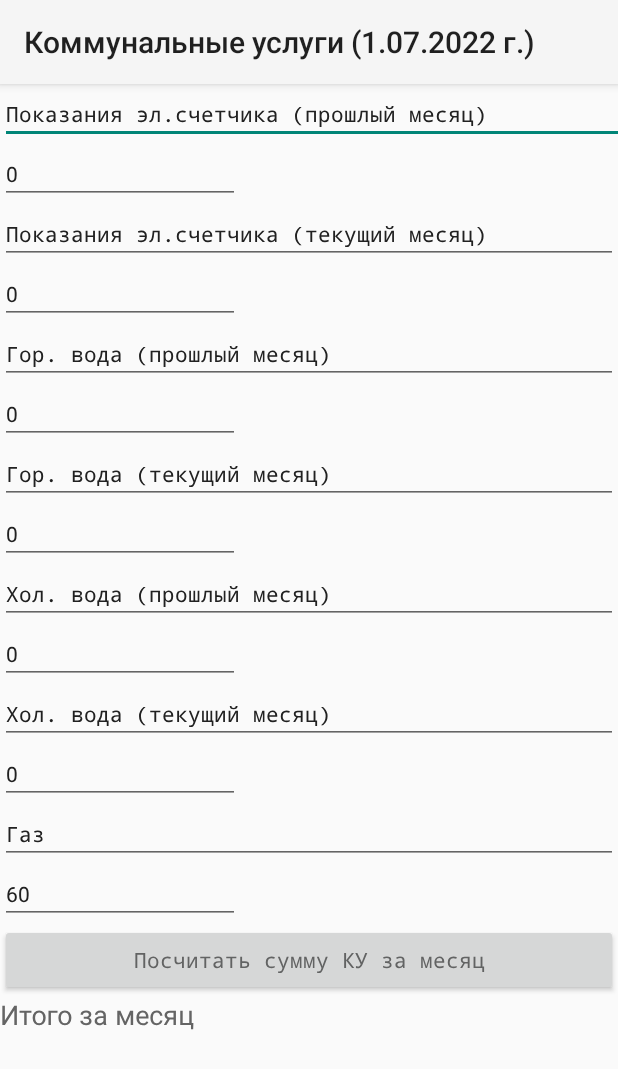
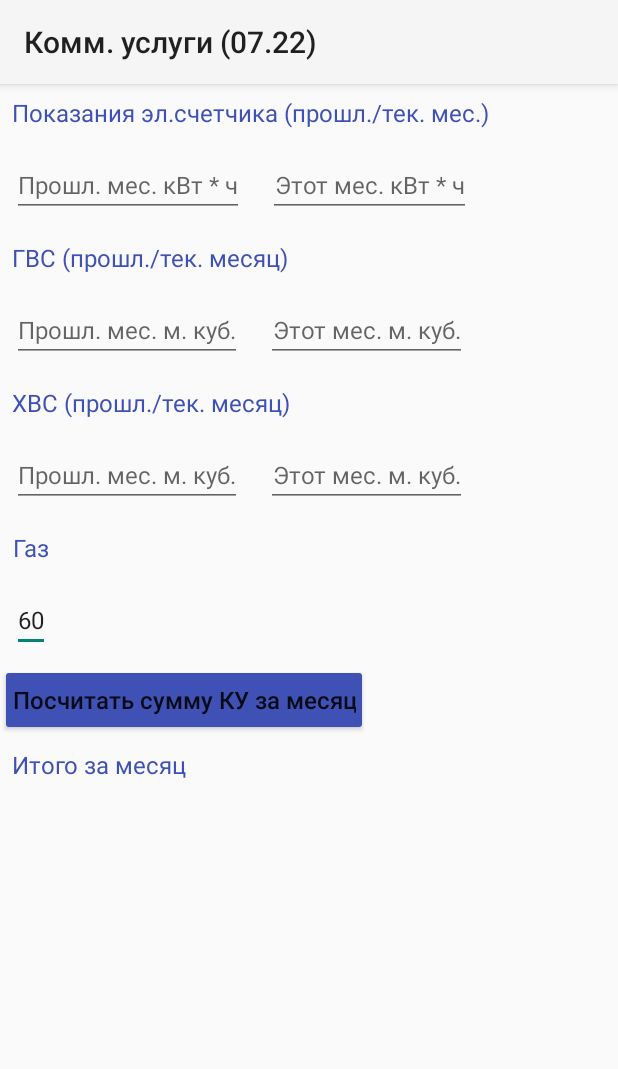
Before and after one commit to alexpurs1980/UtilityBillsApp, an Android app: the screen it shows after launch (MainActivity), on a phone screen of 412 x 824 dp. Shown: the top 1069 px of the screen. Run offline under Robolectric (Android 15) with nearby library versions, the phone set to English and light mode, and no system bars.

Commit message:
Изменение тарифов по состоянию на 1.07.2022 г. Добавлена иконка приложения Переделано все на нормальные слои и вьюшки

```diff
--- a/app/src/main/AndroidManifest.xml
+++ b/app/src/main/AndroidManifest.xml
@@ -8,7 +8,7 @@
         android:dataExtractionRules="@xml/data_extraction_rules"
         android:fullBackupContent="@xml/backup_rules"
         android:icon="@mipmap/ic_launcher"
-        android:label="Коммунальные услуги (1.07.2022 г.)"
+        android:label="Комм. услуги (07.22)"
         android:roundIcon="@mipmap/ic_launcher_round"
         android:supportsRtl="true"
         android:theme="@style/Theme.MyFirstProject"
--- /dev/null
+++ b/app/src/main/res/layout-v31/activity_main.xml
@@ -0,0 +1,158 @@
+<?xml version="1.0" encoding="utf-8"?>
+
+<ScrollView
+    android:layout_width="wrap_content"
+    android:layout_height="wrap_content"
+    xmlns:app="http://schemas.android.com/apk/res-auto"
+    xmlns:tools="http://schemas.android.com/tools"
+    xmlns:android="http://schemas.android.com/apk/res/android">
+    <LinearLayout
+        android:layout_width="wrap_content"
+        android:layout_height="wrap_content"
+        android:orientation="vertical">
+
+        <TextView
+            android:layout_width="wrap_content"
+            android:layout_height="wrap_content"
+            android:text="Показания эл.счетчика (прошл./тек. мес.)"
+            android:gravity="center"
+            android:textSize="16sp"
+            android:textColor="@color/main_color"
+            android:layout_margin="8dp"/>
+        <LinearLayout
+            android:layout_width="wrap_content"
+            android:layout_height="wrap_content"
+            android:orientation="horizontal">
+        <EditText
+            android:id="@+id/electricyLastEditText"
+            android:layout_width="wrap_content"
+            android:layout_height="wrap_content"
+            android:hint="Прошл. мес. кВт * ч"
+            android:inputType="number"
+            android:gravity="center"
+            android:textSize="16sp"
+            android:layout_margin="8dp"/>
+
+        <EditText
+            android:id="@+id/electricyNowEditText"
+            android:layout_width="wrap_content"
+            android:layout_height="wrap_content"
+            android:hint="Этот мес. кВт * ч"
+            android:inputType="number"
+            android:gravity="center"
+            android:textSize="16sp"
+            android:layout_margin="8dp"/>
+        </LinearLayout>
+
+        <TextView
+            android:layout_width="wrap_content"
+            android:layout_height="wrap_content"
+            android:text="ГВС (прошл./тек. месяц)"
+            android:gravity="center"
+            android:textSize="16sp"
+            android:textColor="@color/main_color"
+            android:layout_margin="8dp"/>
+    <LinearLayout
+        android:layout_width="wrap_content"
+        android:layout_height="wrap_content"
+        android:orientation="horizontal">
+
+        <EditText
+            android:id="@+id/hotWaterLastEditText"
+            android:layout_width="wrap_content"
+            android:layout_height="wrap_content"
+            android:hint="Прошл. мес. м. куб."
+            android:inputType="number"
+            android:gravity="center"
+            android:textSize="16sp"
+            android:layout_margin="8dp"/>
+
+        <EditText
+            android:id="@+id/hotWaterNowEditText"
+            android:layout_width="wrap_content"
+            android:layout_height="wrap_content"
+            android:hint="Этот мес. м. куб."
+            android:inputType="number"
+            android:gravity="center"
+            android:textSize="16sp"
+            android:layout_margin="8dp"/>
+    </LinearLayout>
+
+    <TextView
+        android:layout_width="wrap_content"
+        android:layout_height="wrap_content"
+        android:text="ХВС (прошл./тек. месяц)"
+        android:gravity="center"
+        android:textSize="16sp"
+        android:textColor="@color/main_color"
+        android:layout_margin="8dp"/>
+    <LinearLayout
+        android:layout_width="wrap_content"
+        android:layout_height="wrap_content"
+        android:orientation="horizontal">
+
+        <EditText
+            android:id="@+id/coldWaterLastEditText"
+            android:layout_width="wrap_content"
+            android:layout_height="wrap_content"
+            android:hint="Прошл. мес. м. куб."
+            android:inputType="number"
+            android:gravity="center"
+            android:textSize="16sp"
+            android:layout_margin="8dp"/>
+
+        <EditText
+            android:id="@+id/coldWaterNowEditText"
+            android:layout_width="wrap_content"
+            android:layout_height="wrap_content"
+            android:hint="Этот мес. м. куб."
+            android:inputType="number"
+            android:gravity="center"
+            android:textSize="16sp"
+            android:layout_margin="8dp"/>
+    </LinearLayout>
+
+
+
+    <TextView
+        android:layout_width="wrap_content"
+        android:layout_height="wrap_content"
+        android:text="Газ"
+        android:gravity="center"
+        android:textSize="16sp"
+        android:textColor="@color/main_color"
+        android:layout_margin="8dp"/>
+
+    <EditText
+        android:id="@+id/gasEditText"
+        android:layout_width="wrap_content"
+        android:layout_height="wrap_content"
+        android:text="60"
+        android:gravity="center"
+        android:textSize="16sp"
+        android:layout_margin="8dp"
+        android:textAppearance="@style/TextAppearance.AppCompat.Small" />
+
+    <Button
+        android:id="@+id/calcSumButton"
+        android:layout_width="wrap_content"
+        android:layout_height="wrap_content"
+        android:text="Посчитать сумму КУ за месяц"
+        android:gravity="center"
+        android:textSize="16sp"
+        android:padding="8dp"
+        android:backgroundTint="@color/main_color"
+        android:textAllCaps="false"/>
+
+    <TextView
+        android:id="@+id/resultTextView"
+        android:layout_width="wrap_content"
+        android:layout_height="wrap_content"
+        android:text="Итого за месяц"
+        android:textSize="16sp"
+        android:textColor="@color/main_color"
+        android:layout_margin="8dp"/>
+
+</LinearLayout>
+
+</ScrollView>
--- a/app/src/main/res/layout/activity_main.xml
+++ b/app/src/main/res/layout/activity_main.xml
@@ -1,67 +1,56 @@
 <?xml version="1.0" encoding="utf-8"?>
-<LinearLayout xmlns:android="http://schemas.android.com/apk/res/android"
+
+<ScrollView
+    android:layout_width="wrap_content"
+    android:layout_height="wrap_content"
     xmlns:app="http://schemas.android.com/apk/res-auto"
     xmlns:tools="http://schemas.android.com/tools"
+    xmlns:android="http://schemas.android.com/apk/res/android">
+    <LinearLayout
         android:layout_width="wrap_content"
-    android:layout_height="match_parent"
-    android:baselineAligned="false"
-    android:orientation="vertical"
-    android:rotation="-360"
-    android:rotationX="-360"
-    android:rotationY="-360"
-    tools:context=".MainActivity">
+        android:layout_height="wrap_content"
+        android:orientation="vertical">
 
-    <EditText
-        android:id="@+id/editTextTextPersonName"
-        style="@android:style/Widget.AutoCompleteTextView"
-        android:layout_width="418dp"
+        <TextView
+            android:layout_width="wrap_content"
             android:layout_height="wrap_content"
-        android:ellipsize="middle"
-        android:ems="10"
-        android:fontFamily="monospace"
-        android:inputType="textPersonName"
-        android:text="Показания эл.счетчика (прошлый месяц)"
-        android:textAppearance="@style/TextAppearance.AppCompat.Small" />
-
+            android:text="Показания эл.счетчика (прошл./тек. мес.)"
+            android:gravity="center"
+            android:textSize="16sp"
+            android:textColor="@android:color/system_accent1_600"
+            android:layout_margin="8dp"/>
+        <LinearLayout
+            android:layout_width="wrap_content"
+            android:layout_height="wrap_content"
+            android:orientation="horizontal">
         <EditText
             android:id="@+id/electricyLastEditText"
             android:layout_width="wrap_content"
             android:layout_height="wrap_content"
-        android:ems="10"
-        android:hint="кВт * ч"
+            android:hint="Прошл. мес. кВт * ч"
             android:inputType="number"
-        android:text="0"
-        android:textAppearance="@style/TextAppearance.AppCompat.Small" />
-
-    <EditText
-        android:id="@+id/editTextTextPersonName2"
-        android:layout_width="match_parent"
-        android:layout_height="wrap_content"
-        android:ems="10"
-        android:fontFamily="monospace"
-        android:inputType="textPersonName"
-        android:text="Показания эл.счетчика (текущий месяц)"
-        android:textAppearance="@style/TextAppearance.AppCompat.Small" />
+            android:gravity="center"
+            android:textSize="16sp"
+            android:layout_margin="8dp"/>
 
         <EditText
             android:id="@+id/electricyNowEditText"
             android:layout_width="wrap_content"
             android:layout_height="wrap_content"
-        android:ems="10"
-        android:hint="кВт * ч"
+            android:hint="Этот мес. кВт * ч"
             android:inputType="number"
-        android:text="0"
-        android:textAppearance="@style/TextAppearance.AppCompat.Small" />
+            android:gravity="center"
+            android:textSize="16sp"
+            android:layout_margin="8dp"/>
+        </LinearLayout>
 
-    <EditText
-        android:id="@+id/editTextTextPersonName3"
-        android:layout_width="match_parent"
+        <TextView
+            android:layout_width="wrap_content"
             android:layout_height="wrap_content"
-        android:ems="10"
-        android:fontFamily="monospace"
-        android:inputType="textPersonName"
             android:text="Гор. вода (прошлый месяц)"
-        android:textAppearance="@style/TextAppearance.AppCompat.Small" />
+            android:gravity="center"
+            android:textSize="16sp"
+            android:layout_margin="8dp"/>
 
     <EditText
         android:id="@+id/hotWaterLastEditText"
@@ -169,3 +158,5 @@
         android:textAppearance="@style/TextAppearance.AppCompat.Medium" />
 
 </LinearLayout>
+
+</ScrollView>
--- a/app/src/main/res/values/colors.xml
+++ b/app/src/main/res/values/colors.xml
@@ -7,4 +7,5 @@
     <color name="teal_700">#FF018786</color>
     <color name="black">#FF000000</color>
     <color name="white">#FFFFFFFF</color>
+    <color name="main_color">#3F51B5</color>
 </resources>
```
Lines whose indentation alone changed are shown as unchanged.
